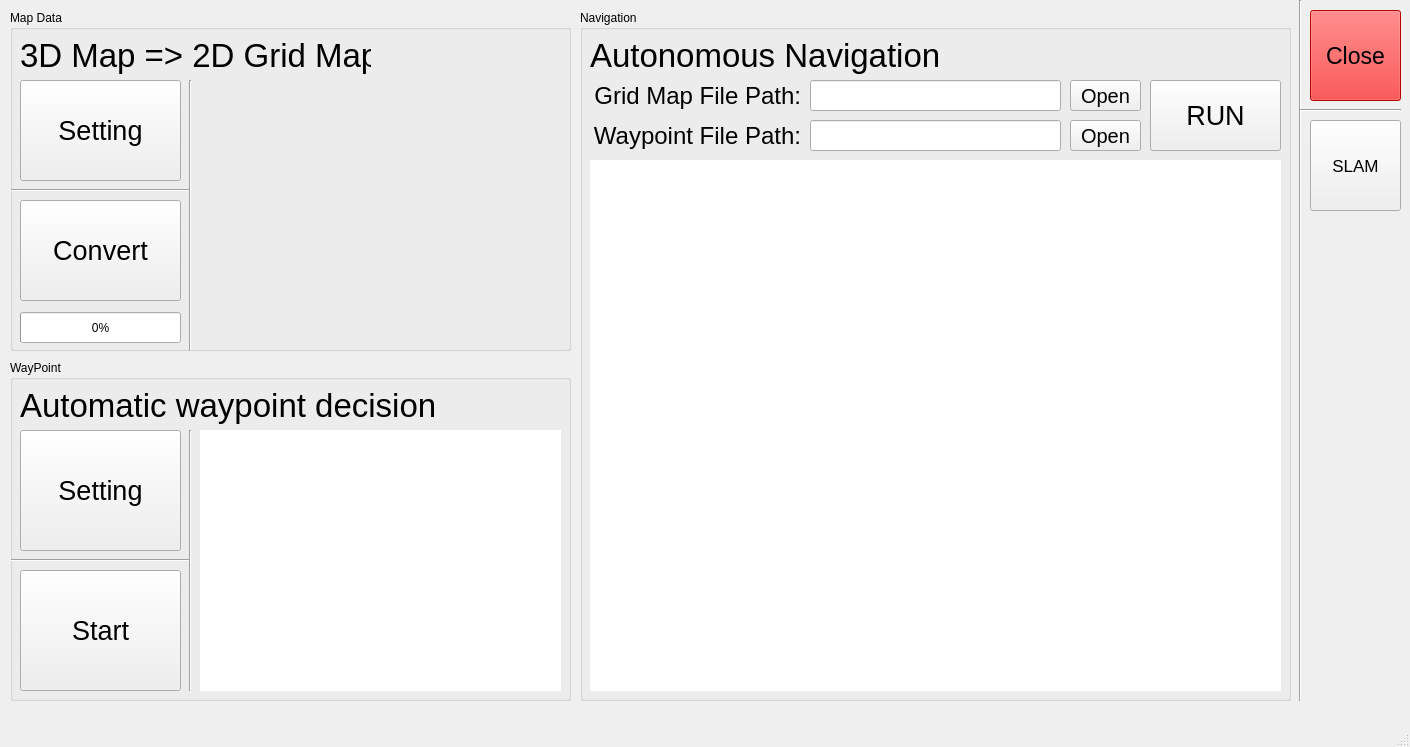
Above: amr_ui/ui/amr_ui.ui from SanghyunPark01/amr_software before the change. Below: the same form after it.
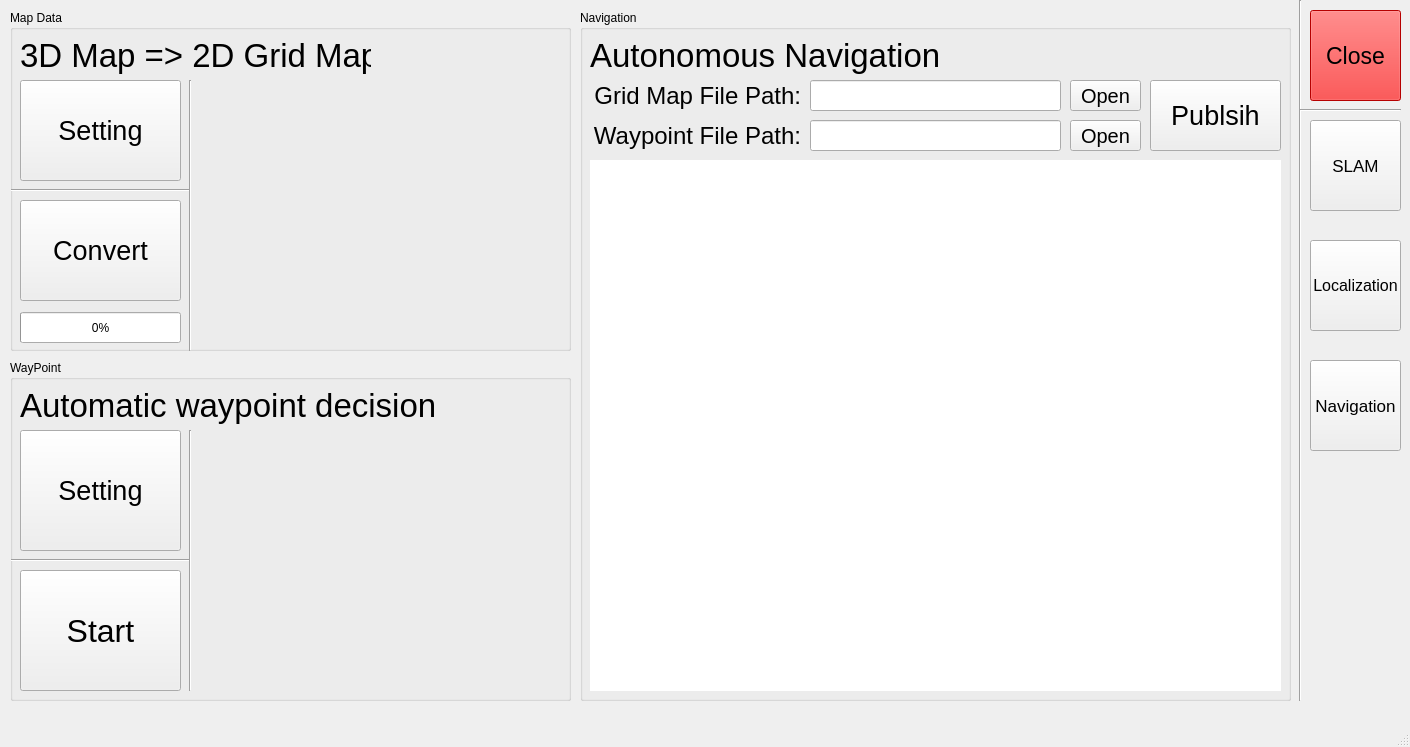
That is the form after the change.

Commit message: [ADD]Waypoint Decision

```diff
--- a/amr_ui/ui/amr_ui.ui
+++ b/amr_ui/ui/amr_ui.ui
@@ -253,22 +253,6 @@
       <string>Setting</string>
      </property>
     </widget>
-    <widget class="QLabel" name="label_vis_waypoint">
-     <property name="geometry">
-      <rect>
-       <x>190</x>
-       <y>70</y>
-       <width>361</width>
-       <height>261</height>
-      </rect>
-     </property>
-     <property name="styleSheet">
-      <string notr="true">background-color: rgb(255, 255, 255);</string>
-     </property>
-     <property name="text">
-      <string/>
-     </property>
-    </widget>
     <widget class="Line" name="line_2">
      <property name="geometry">
       <rect>
@@ -293,7 +277,7 @@
      </property>
      <property name="font">
       <font>
-       <pointsize>20</pointsize>
+       <pointsize>24</pointsize>
       </font>
      </property>
      <property name="text">
@@ -313,6 +297,17 @@
       <enum>Qt::Horizontal</enum>
      </property>
     </widget>
+    <widget class="QWidget" name="verticalLayoutWidget_2">
+     <property name="geometry">
+      <rect>
+       <x>190</x>
+       <y>70</y>
+       <width>361</width>
+       <height>261</height>
+      </rect>
+     </property>
+     <layout class="QVBoxLayout" name="verticalLayout_vis_waypoint"/>
+    </widget>
    </widget>
    <widget class="QGroupBox" name="groupBox_3">
     <property name="geometry">
@@ -365,7 +360,7 @@
       </font>
      </property>
      <property name="text">
-      <string>RUN</string>
+      <string>Publsih</string>
      </property>
     </widget>
     <widget class="QLabel" name="label_vis_nav">
@@ -538,6 +533,48 @@
      <string/>
     </property>
    </widget>
+   <widget class="QPushButton" name="pushButton_localization">
+    <property name="geometry">
+     <rect>
+      <x>1310</x>
+      <y>240</y>
+      <width>91</width>
+      <height>91</height>
+     </rect>
+    </property>
+    <property name="font">
+     <font>
+      <pointsize>12</pointsize>
+     </font>
+    </property>
+    <property name="styleSheet">
+     <string notr="true"/>
+    </property>
+    <property name="text">
+     <string>Localization</string>
+    </property>
+   </widget>
+   <widget class="QPushButton" name="pushButton_navigation">
+    <property name="geometry">
+     <rect>
+      <x>1310</x>
+      <y>360</y>
+      <width>91</width>
+      <height>91</height>
+     </rect>
+    </property>
+    <property name="font">
+     <font>
+      <pointsize>13</pointsize>
+     </font>
+    </property>
+    <property name="styleSheet">
+     <string notr="true"/>
+    </property>
+    <property name="text">
+     <string>Navigation</string>
+    </property>
+   </widget>
   </widget>
   <widget class="QMenuBar" name="menubar">
    <property name="geometry">
```
Left out of the diff: 4 changed lines with no effect on the pictures. The commit also changes 9 other files.
